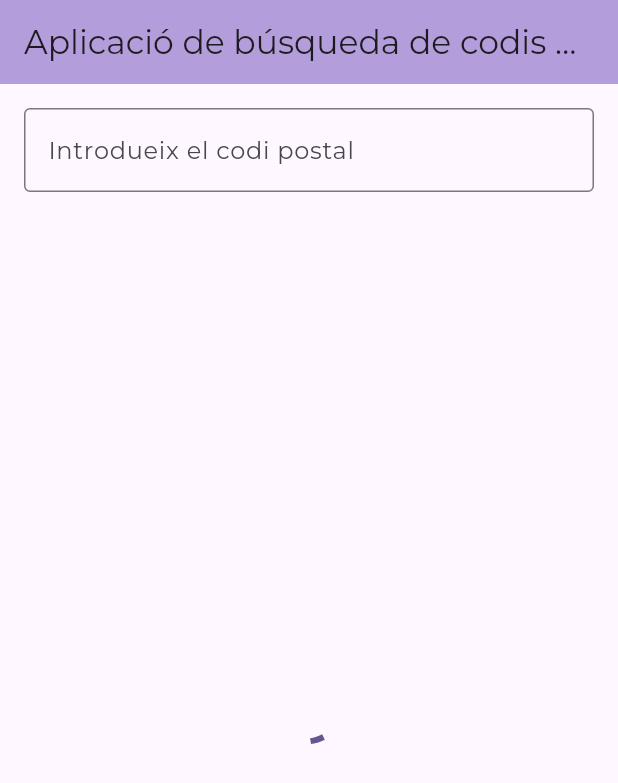
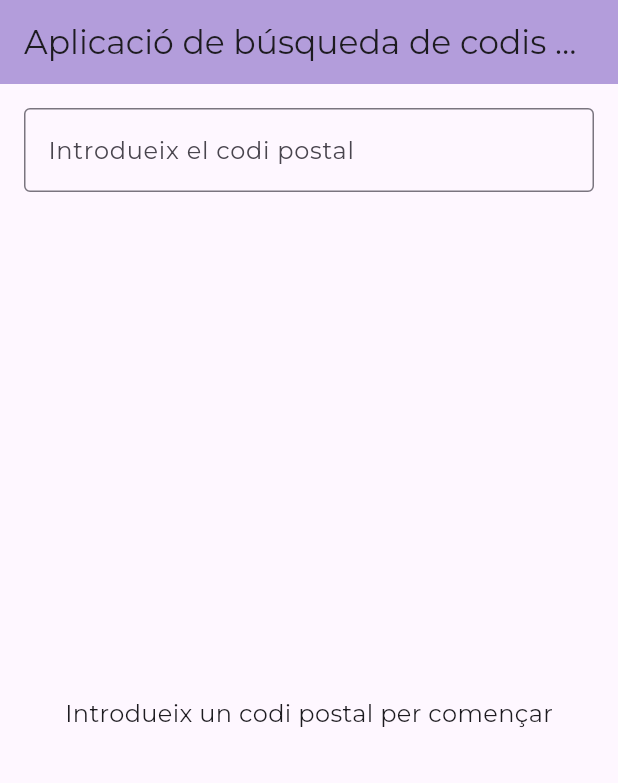
Before and after one commit to davidsarri/flutter_codi_postal, a Flutter app: the screen it shows after launch, on a phone screen of 412 x 824 dp. Shown: the top 783 px of the screen. Run offline on Flutter 3.47's test engine with Material 3 defaults, Android fonts, the phone set to English and light mode, and no system bars; our stand-ins replace google_fonts.

Commit message:
cambiado para que use el service y que el CircularProgressIndicator nomes aparegui si s'esta carregant

```diff
--- a/lib/services/postal_code_web_service.dart
+++ b/lib/services/postal_code_web_service.dart
@@ -8,7 +8,7 @@ class PostalCodeWebService {
   num? postalCode;
 
   Future<PostalCodeRequestModel> getFromApiWithPostalCode(
-      int postalCode) async {
+      String postalCode) async {
     final url = 'https://api.zippopotam.us/es/$postalCode';
     http.Response resposta = await http.get(Uri.parse(url));
     final postalCodeRequestModel = postalCodeRequestFromJson(resposta.body);
--- a/lib/views/main_view.dart
+++ b/lib/views/main_view.dart
@@ -13,6 +13,7 @@ class MainView extends StatefulWidget {
 
 class _MainViewState extends State<MainView> {
   bool _isLoaded = false;
+  bool _isLoading = false;
   PostalCodeRequestModel? _postalCodeData;
   String? _errorMessage;
 
@@ -39,12 +40,14 @@ class _MainViewState extends State<MainView> {
 
   Future<void> _fetchPostalCodeData(String postalCode) async {
     setState(() {
+      _isLoading = true;
       _isLoaded = false;
       _errorMessage = null;
     });
 
     final result = await _inputController.fetchPostalCodeData(postalCode);
     setState(() {
+      _isLoading = false;
       if (result != null) {
         _postalCodeData = result;
         _isLoaded = true;
@@ -66,7 +69,6 @@ class _MainViewState extends State<MainView> {
         padding: const EdgeInsets.all(16.0),
         child: Column(
           children: [
-            // Input para el código postal
             TextField(
               controller: _inputController.textController,
               keyboardType: TextInputType.number,
@@ -82,10 +84,13 @@ class _MainViewState extends State<MainView> {
                 _errorMessage!,
                 style: TextStyle(color: Colors.red),
               ),
-            // Lista de resultados
             Expanded(
-              child: _isLoaded
-                  ? _postalCodeData != null
+              child: _isLoading
+                  ? Center(
+                      child:
+                          CircularProgressIndicator()) // Mostra el loader si està carregant
+                  : _isLoaded
+                      ? (_postalCodeData != null
                           ? ListView.builder(
                               itemCount: _postalCodeData?.places.length ?? 0,
                               itemBuilder: (context, index) {
@@ -98,9 +103,15 @@ class _MainViewState extends State<MainView> {
                               },
                             )
                           : Center(
-                          child: Text('EL codi postal introduit no es válid'),
-                        )
-                  : Center(child: CircularProgressIndicator()),
+                              child:
+                                  Text('EL codi postal introduit no es válid'),
+                            ))
+                      : Center(
+                          child: Text(
+                            'Introdueix un codi postal per començar',
+                            style: TextStyle(fontSize: 16),
+                          ),
+                        ),
             ),
           ],
         ),
```
Also changed, not shown: lib/controllers/input_text_controller.dart (+4 -20 lines). Lines whose indentation alone changed are shown as unchanged.
